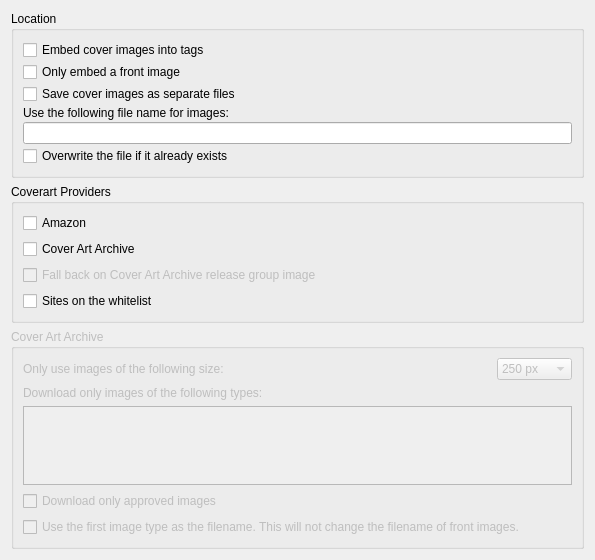
Before: the Qt Designer form ui/options_cover.ui in metabrainz/picard, drawn with Qt 5.
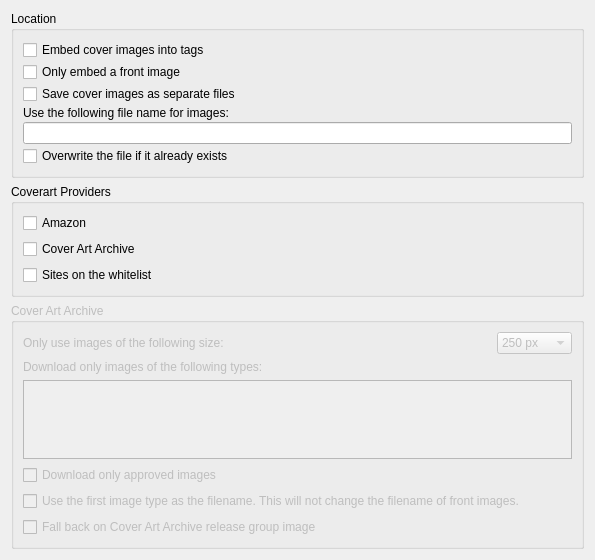
After: the same form once the commit is applied.

Commit message: Move fallback option to cover archive options group

The edit to the form file:
```diff
--- a/ui/options_cover.ui
+++ b/ui/options_cover.ui
@@ -84,16 +84,6 @@
         </property>
        </widget>
       </item>
-      <item>
-	  <widget class="QCheckBox" name="caprovider_caa_release_group">
-        <property name="enabled">
-         <bool>false</bool>
-        </property>
-        <property name="text">
-         <string>Fall back on Cover Art Archive release group image</string>
-        </property>
-       </widget>
-      </item>
       <item>
        <widget class="QCheckBox" name="caprovider_whitelist">
         <property name="text">
@@ -219,6 +209,13 @@
          <string>Use the first image type as the filename. This will not change the filename of front images.</string>
         </property>
        </widget>
+     </item>
+     <item>
+	  <widget class="QCheckBox" name="caprovider_caa_release_group">
+        <property name="text">
+         <string>Fall back on Cover Art Archive release group image</string>
+        </property>
+       </widget>
       </item>
      </layout>
     </widget>
```
Left out of the diff: 2 changed lines with no effect on the pictures. The commit also changes 2 other files.
